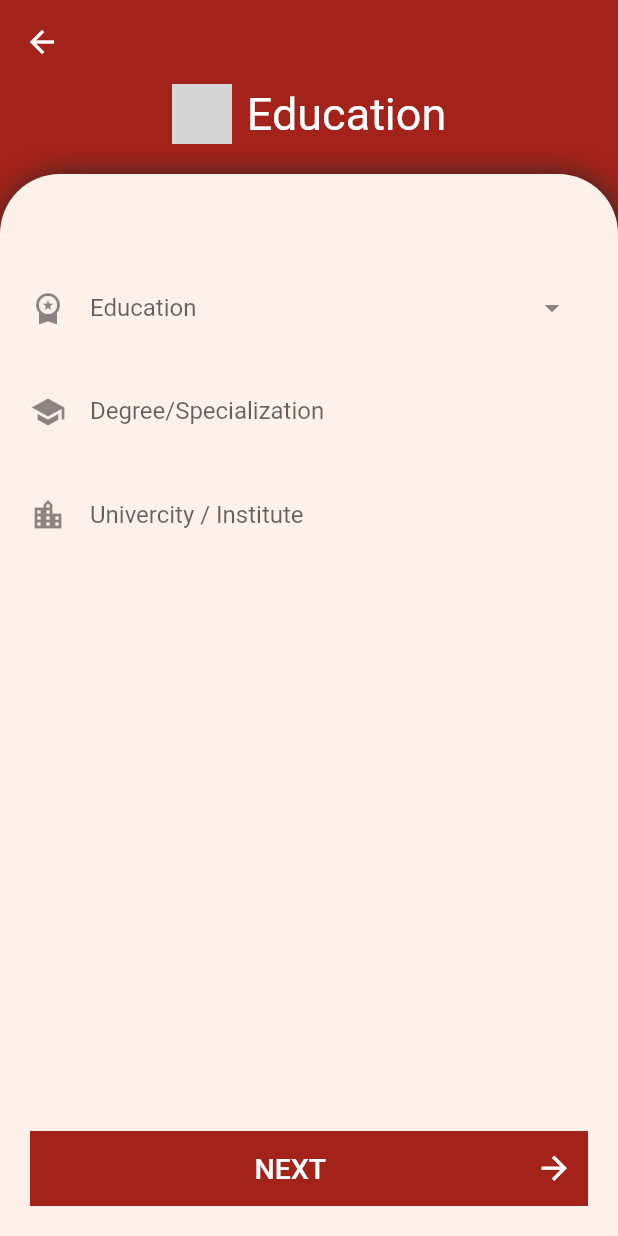
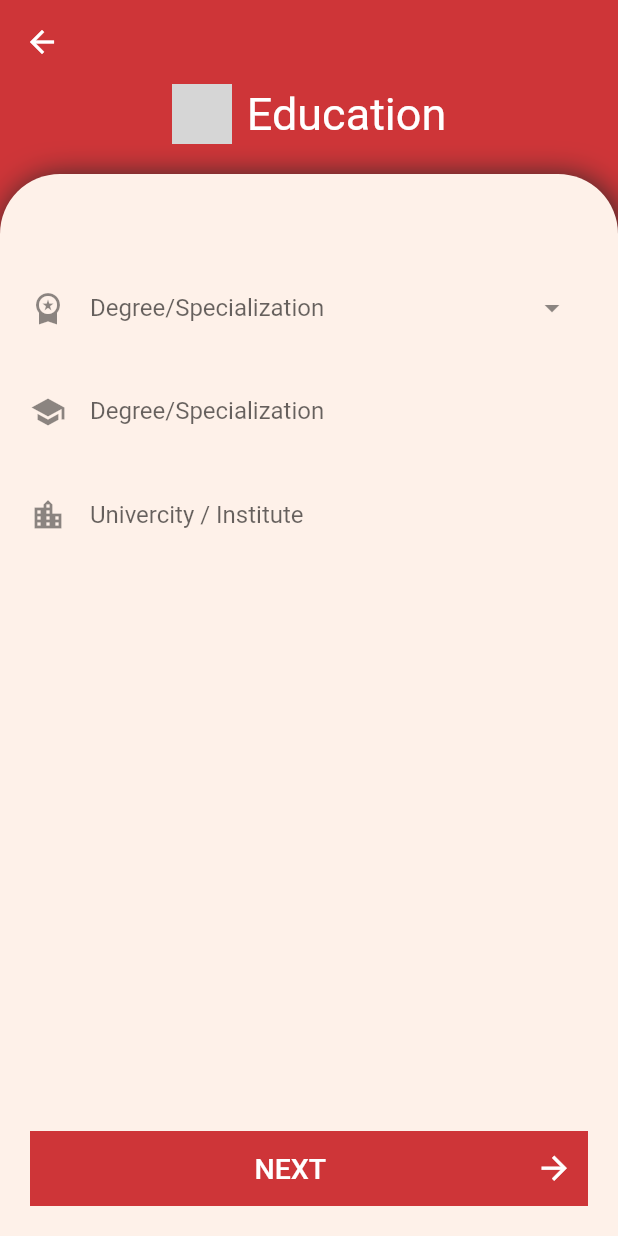
Before and after one commit to sameergauri/job_circle_flutter, a Flutter app: the Screen2 screen opened directly, on a phone screen of 412 x 824 dp. Run offline on Flutter 3.47's test engine with Material 2 defaults, Android fonts, the light colour scheme and no system bars; grey boxes are pictures that could not be loaded.

Commit message:
UPDATE: screens changes

```diff
--- a/lib/screens/profile/screen2.dart
+++ b/lib/screens/profile/screen2.dart
@@ -96,19 +96,6 @@ class _Screen2State extends State<Screen2> {
                             topLeft: Radius.circular(40),
                             topRight: Radius.circular(40),
                           )),
-                      //child:
-                      // Card(
-                      //     shape: BeveledRectangleBorder(
-                      //       borderRadius: BorderRadius.circular(10.0),
-                      //     ),
-                      //     elevation: 4,
-                      //     child: const Padding(
-                      //       padding: EdgeInsets.all(20.0),
-                      //       child: SizedBox(
-                      //         child: Text("teddd"),
-                      //         height: 200,
-                      //       ),
-                      //     )),,
                       child: Column(
                         children: [
                           const SizedBox(
@@ -127,26 +114,6 @@ class _Screen2State extends State<Screen2> {
                         ],
                       ),
                     ),
-
-                    // AnimatedSwitcher(
-                    //   duration: const Duration(milliseconds: 500),
-                    //   switchInCurve: Curves.easeIn,
-                    //   switchOutCurve: Curves.easeOut,
-                    //   // child: _renderWidget(),
-
-                    //   transitionBuilder: (child, animation) {
-                    //     return SlideTransition(
-                    //       position: Tween<Offset>(
-                    //               begin: Offset(1.2, 0), end: Offset(0, 0))
-                    //           .animate(animation),
-                    //       child: child,
-                    //     );
-                    //   },
-                    //   // layoutBuilder: (currentChild, _) {
-                    //   //   return currentChild!;
-                    //   // },
-                    //   child: _renderWidget(),
-                    // ),
                   ],
                 ),
               ),
@@ -163,21 +130,52 @@ class _Screen2State extends State<Screen2> {
           padding: const EdgeInsets.all(20.0),
           child: Column(
             children: [
-              TextField(
-                controller: educationController,
-                decoration: InputDecoration(
-                  icon: const Icon(Icons.workspace_premium),
-                  label: const Text("Education"),
+              Autocomplete(fieldViewBuilder: (BuildContext context,
+                  TextEditingController fieldTextEditingController,
+                  FocusNode fieldFocusNode,
+                  VoidCallback onFieldSubmitted) {
+                return TextField(
+                  controller: fieldTextEditingController,
+                  focusNode: fieldFocusNode,
+                  onEditingComplete: onFieldSubmitted,
+                  decoration: const InputDecoration(
+                    suffixIcon: Icon(Icons.arrow_drop_down),
+                    icon: Icon(Icons.workspace_premium),
+                    label: Text("Degree/Specialization"),
                     //border: OutlineInputBorder(),
                     border: InputBorder.none,
-                  hintText: 'Please enter first and last name',
+                    hintText: 'Enter lated one',
+                  ),
+                );
+              }, optionsViewBuilder: (BuildContext context,
+                  AutocompleteOnSelected<PopupMenuItem> onSelected,
+                  Iterable<PopupMenuItem> options) {
+                return Align(
+                  alignment: Alignment.topLeft,
+                  child: Material(
+                    child: SizedBox(
+                      width: 300,
+                      child: ListView.builder(
+                        padding: EdgeInsets.all(10.0),
+                        itemCount: options.length,
+                        itemBuilder: (BuildContext context, int index) {
+                          final PopupMenuItem option = options.elementAt(index);
 
-                  suffixIcon: PopupMenuButton<Map<String, String>>(
-                    icon: const Icon(Icons.arrow_drop_down),
-                    onSelected: (Map<String, String> value) {
-                      educationController.text = value['display'].toString();
+                          return GestureDetector(
+                            onTap: () {
+                              onSelected(option);
                             },
-                    itemBuilder: (BuildContext context) {
+                            child: ListTile(
+                              title: Text(option.value['display'],
+                                  style: const TextStyle(color: Colors.black)),
+                            ),
+                          );
+                        },
+                      ),
+                    ),
+                  ),
+                );
+              }, optionsBuilder: (TextEditingValue textEditingValue) {
                 return [
                   {
                     "display": "Running",
@@ -207,15 +205,17 @@ class _Screen2State extends State<Screen2> {
                     "display": "Football Practice",
                     "value": "Football Practice1",
                   },
-                      ].map<PopupMenuItem<Map<String, String>>>((value) {
+                ]
+                    .map<PopupMenuItem<Map<String, String>>>((value) {
                       return PopupMenuItem(
                           child: Text(value['display'].toString()),
                           value: value);
-                      }).toList();
-                    },
-                  ),
-                ),
-              ),
+                    })
+                    .where((PopupMenuItem county) => county.value['display']
+                        .toLowerCase()
+                        .startsWith(textEditingValue.text.toLowerCase()))
+                    .toList();
+              }),
               const SizedBox(height: 10),
               const TextField(
                 decoration: InputDecoration(
--- a/lib/themes/colors.dart
+++ b/lib/themes/colors.dart
@@ -3,4 +3,22 @@ import 'package:flutter/material.dart';
 class Constants {
   static const bgPanelColor = Color(0xfffef1e9);
   static const bgColorWhite = Color(0xffffffff);
+  static const themeBgColor = Color(0xffce3538);
+
+  static const MaterialColor theme = MaterialColor(
+    _redPrimaryValue,
+    <int, Color>{
+      50: Color(0xFFFFEBEE),
+      100: Color(0xFFFFCDD2),
+      200: Color(0xFFEF9A9A),
+      300: Color(0xFFE57373),
+      400: Color(0xFFEF5350),
+      500: Color(_redPrimaryValue),
+      600: Color(0xFFE53935),
+      700: Color(0xFFD32F2F),
+      800: Color(0xFFC62828),
+      900: Color(0xFFB71C1C),
+    },
+  );
+  static const int _redPrimaryValue = 0xffce3538;
 }
```
Also changed, not shown: lib/main.dart (+4 -8 lines), lib/screens/login.dart (+25 -2 lines), lib/screens/profile/screen1.dart (+40 -12 lines), lib/screens/splash.dart (+27 -3 lines), assets/images/job-logo.png, assets/images/job-logo1.png (added), lib/components/textbox.dart (added). Lines whose indentation alone changed are shown as unchanged.
